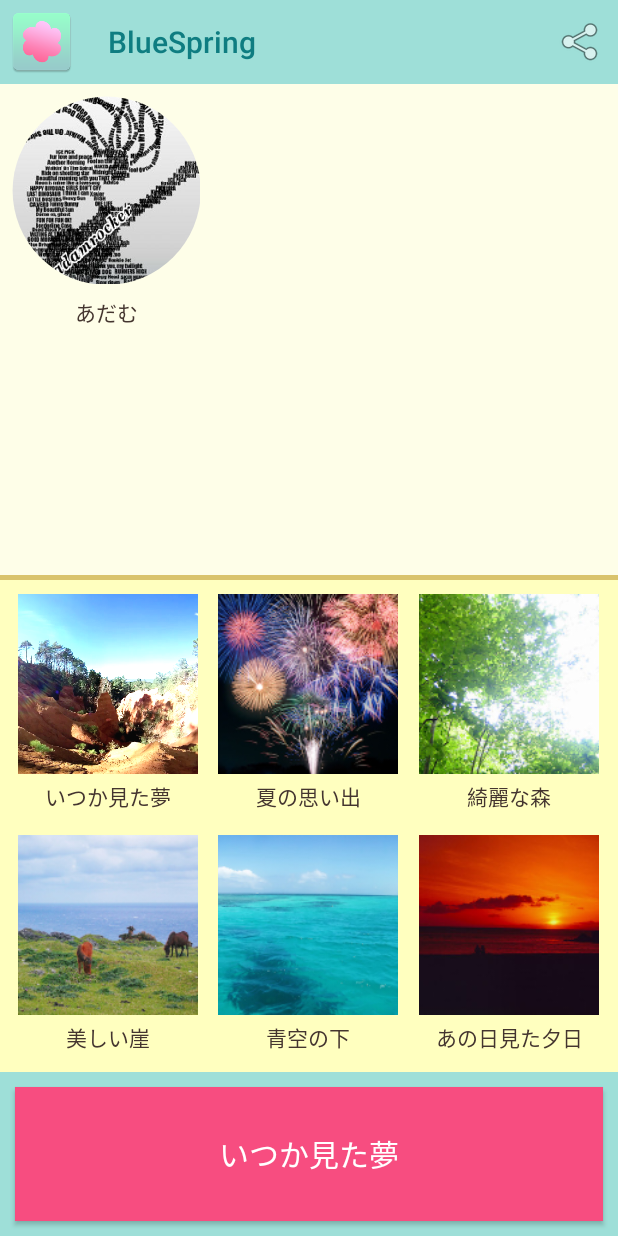
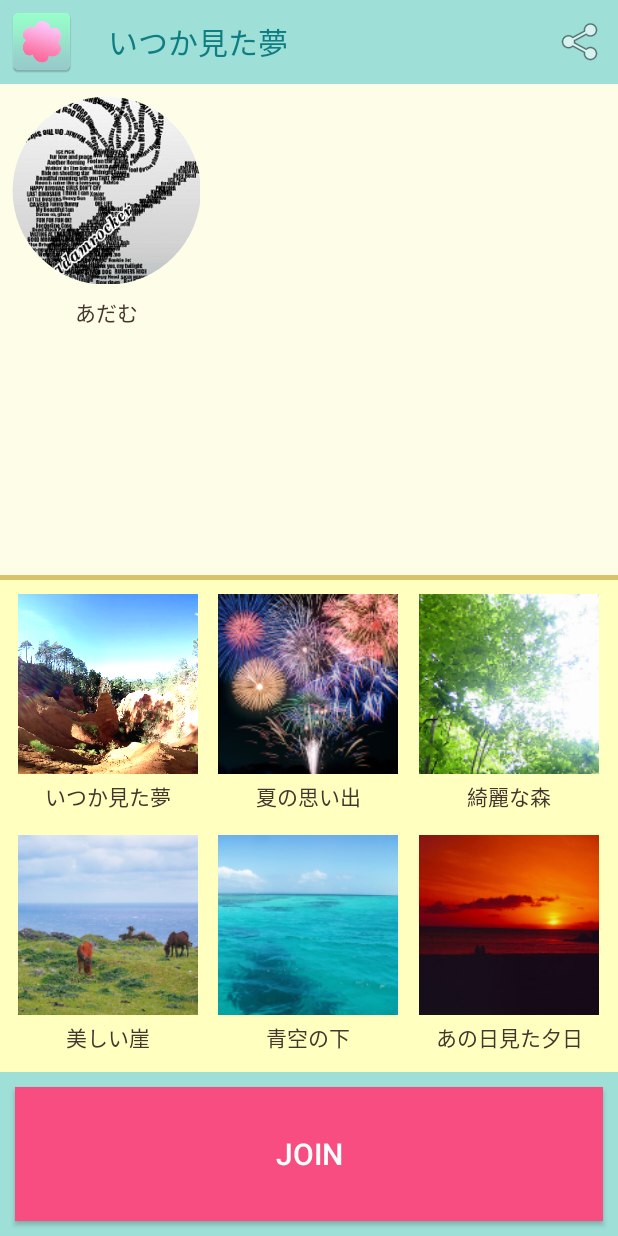
Before and after one commit to adamrocker/ishinomakihackathon2016, an Android app: the screen it shows after launch (MainActivity), on a phone screen of 412 x 824 dp. Run offline under Robolectric (Android 15) with nearby library versions, the phone set to English and light mode, and no system bars; libraries missing offline, so code that uses them is left out: com.google.vr.sdk, com.squareup.okhttp, io.skyway, org.webrtc; plain views replace VrVideoView; 5 statements that could not run were skipped.

Commit message:
Fine-tuning for demonstrating

```diff
--- a/android/app/src/main/java/com/ishinomakihackathon2016/bluespring/vr/MainActivity.java
+++ b/android/app/src/main/java/com/ishinomakihackathon2016/bluespring/vr/MainActivity.java
@@ -467,7 +467,7 @@ public class MainActivity extends Activity implements
         VrVideoView.Options options = new VrVideoView.Options();
         options.inputType = VrVideoView.Options.TYPE_STEREO_OVER_UNDER;
         try {
-            videoWidgetView.loadVideoFromAsset("penguins.mp4", options);
+            videoWidgetView.loadVideoFromAsset("landscape.mp4", options);
 
         } catch (IOException e) {
             e.printStackTrace();
--- a/android/app/src/main/res/values/strings.xml
+++ b/android/app/src/main/res/values/strings.xml
@@ -1,4 +1,4 @@
 <resources>
-    <string name="app_name">BlueSpring</string>
-    <string name="login_title">いつか見た夢</string>
+    <string name="app_name">いつか見た夢</string>
+    <string name="login_title">JOIN</string>
 </resources>
```
Also changed, not shown: 1 other file.
